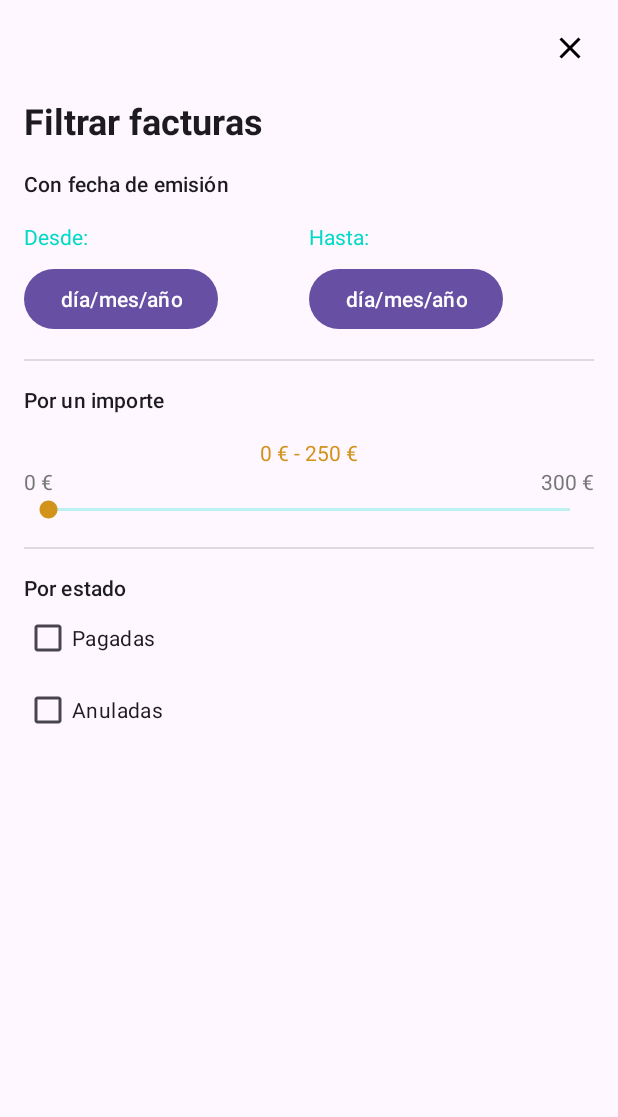
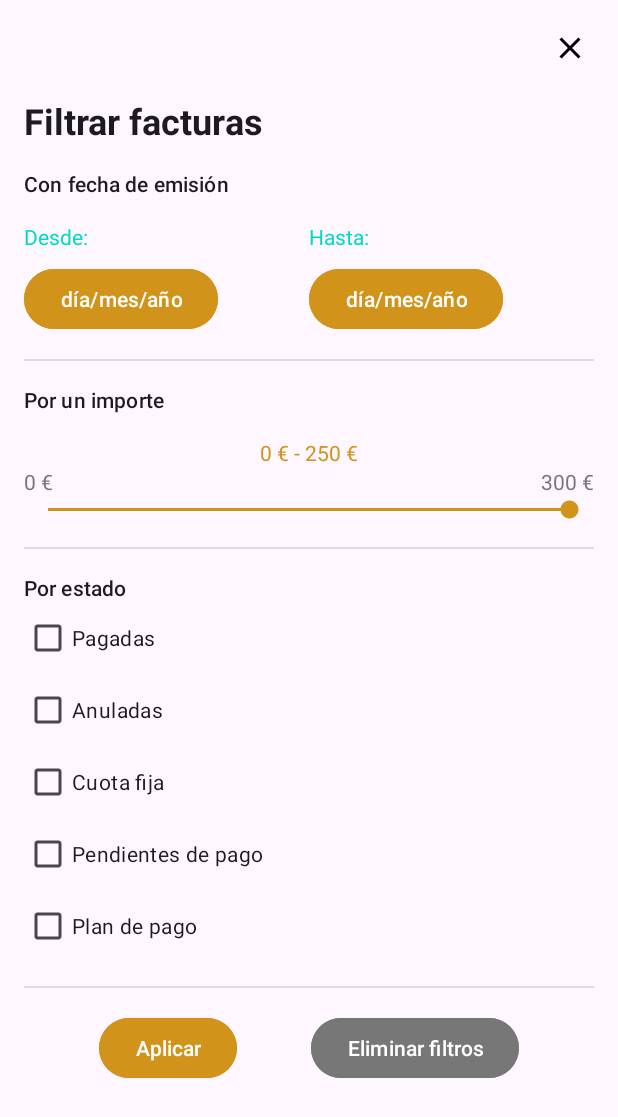
Before and after one commit to Juanma-Gutierrez/ProyectoViewnextKotlin, an Android app: the FilterFragment screen opened through its navigation route, on a phone screen of 412 x 824 dp. Shown: the top 1117 px of the screen. Run offline under Robolectric (Android 15) with nearby library versions, the phone set to English and light mode, and no system bars; network calls fail; 1 statement that could not run was skipped.

Commit message:
Add filter fragment xml complete

```diff
--- a/app/src/main/res/layout/fragment_filter.xml
+++ b/app/src/main/res/layout/fragment_filter.xml
@@ -75,6 +75,7 @@
                 android:layout_width="wrap_content"
                 android:layout_height="wrap_content"
                 android:layout_marginTop="8dp"
+                android:backgroundTint="@color/primary"
                 android:text="día/mes/año"
                 app:layout_constraintStart_toStartOf="@+id/filterFr_tv_titleDateFrom"
                 app:layout_constraintTop_toBottomOf="@+id/filterFr_tv_titleDateFrom" />
@@ -83,6 +84,7 @@
                 android:id="@+id/filterFr_bt_buttonTo"
                 android:layout_width="wrap_content"
                 android:layout_height="wrap_content"
+                android:backgroundTint="@color/primary"
                 android:text="día/mes/año"
                 app:layout_constraintBottom_toBottomOf="@+id/filterFr_bt_buttonFrom"
                 app:layout_constraintStart_toStartOf="@+id/filterFr_gl_guide50"
@@ -147,6 +149,7 @@
                 android:progressBackgroundTint="@color/design_default_color_secondary"
                 android:progressTint="@color/primary"
                 android:thumbTint="@color/primary"
+                android:progress="100"
                 app:layout_constraintEnd_toEndOf="parent"
                 app:layout_constraintStart_toStartOf="parent"
                 app:layout_constraintTop_toBottomOf="@+id/filterFr_tv_amountMin" />
@@ -164,7 +167,7 @@
 
             <!-- Status filter -->
             <com.google.android.material.textview.MaterialTextView
-                android:id="@+id/filterFr_tv_titleStatus"
+                android:id="@+id/filterFr_cb_status"
                 style="@style/TextAppearance.Material3.TitleSmall"
                 android:layout_width="wrap_content"
                 android:layout_height="wrap_content"
@@ -175,20 +178,82 @@
 
 
             <CheckBox
-                android:id="@+id/filterFr_tv_titlePaid"
+                android:id="@+id/filterFr_cb_paid"
                 android:layout_width="wrap_content"
                 android:layout_height="wrap_content"
                 android:checked="false"
                 android:text="Pagadas"
-                app:layout_constraintTop_toBottomOf="@id/filterFr_tv_titleStatus"/>
+                app:layout_constraintStart_toStartOf="@+id/filterFr_vi_dividerAmount"
+                app:layout_constraintTop_toBottomOf="@id/filterFr_cb_status" />
 
             <CheckBox
-                android:id="@+id/filterFr_tv_titleCancelled"
+                android:id="@+id/filterFr_cb_cancelled"
                 android:layout_width="wrap_content"
                 android:layout_height="wrap_content"
                 android:text="Anuladas"
-                app:layout_constraintTop_toBottomOf="@id/filterFr_tv_titlePaid"/>
+                app:layout_constraintStart_toStartOf="@+id/filterFr_cb_paid"
+                app:layout_constraintTop_toBottomOf="@id/filterFr_cb_paid" />
 
+
+            <CheckBox
+                android:id="@+id/filterFr_cb_fixedFee"
+                android:layout_width="wrap_content"
+                android:layout_height="wrap_content"
+                android:text="Cuota fija"
+                app:layout_constraintStart_toStartOf="@+id/filterFr_cb_cancelled"
+                app:layout_constraintTop_toBottomOf="@+id/filterFr_cb_cancelled" />
+
+            <CheckBox
+                android:id="@+id/filterFr_cb_pendingPayment"
+                android:layout_width="wrap_content"
+                android:layout_height="wrap_content"
+                android:text="Pendientes de pago"
+                app:layout_constraintStart_toStartOf="@+id/filterFr_cb_fixedFee"
+                app:layout_constraintTop_toBottomOf="@+id/filterFr_cb_fixedFee" />
+
+            <CheckBox
+                android:id="@+id/filterFr_cb_paymentPlan"
+                android:layout_width="wrap_content"
+                android:layout_height="wrap_content"
+                android:text="Plan de pago"
+                app:layout_constraintStart_toStartOf="parent"
+                app:layout_constraintTop_toBottomOf="@+id/filterFr_cb_pendingPayment" />
+
+            <View
+                android:id="@+id/filter_divider_status"
+                android:layout_width="match_parent"
+                android:layout_height="1dp"
+                android:layout_marginTop="16dp"
+                android:background="?android:attr/listDivider"
+                app:layout_constraintEnd_toEndOf="parent"
+                app:layout_constraintHorizontal_bias="0.5"
+                app:layout_constraintStart_toStartOf="parent"
+                app:layout_constraintTop_toBottomOf="@id/filterFr_cb_paymentPlan" />
+
+            <!-- Apply and cancel buttons -->
+            <com.google.android.material.button.MaterialButton
+                android:id="@+id/filterFr_bt_buttonApply"
+                android:layout_width="wrap_content"
+                android:layout_height="wrap_content"
+                android:layout_marginTop="16dp"
+                android:backgroundTint="@color/primary"
+                android:text="Aplicar"
+                app:layout_constraintEnd_toStartOf="@+id/filterFr_bt_buttonRemove"
+                app:layout_constraintHorizontal_bias="0.5"
+                app:layout_constraintStart_toStartOf="parent"
+                app:layout_constraintTop_toBottomOf="@+id/filter_divider_status" />
+
+            <com.google.android.material.button.MaterialButton
+                android:id="@+id/filterFr_bt_buttonRemove"
+                android:layout_width="wrap_content"
+                android:layout_height="wrap_content"
+                android:backgroundTint="@color/grey"
+                android:text="Eliminar filtros"
+                app:layout_constraintBottom_toBottomOf="@+id/filterFr_bt_buttonApply"
+                app:layout_constraintEnd_toEndOf="parent"
+                app:layout_constraintHorizontal_bias="0.5"
+                app:layout_constraintStart_toEndOf="@+id/filterFr_bt_buttonApply"
+                app:layout_constraintTop_toTopOf="@+id/filterFr_bt_buttonApply" />
         </androidx.constraintlayout.widget.ConstraintLayout>
     </LinearLayout>
 </FrameLayout>
```
